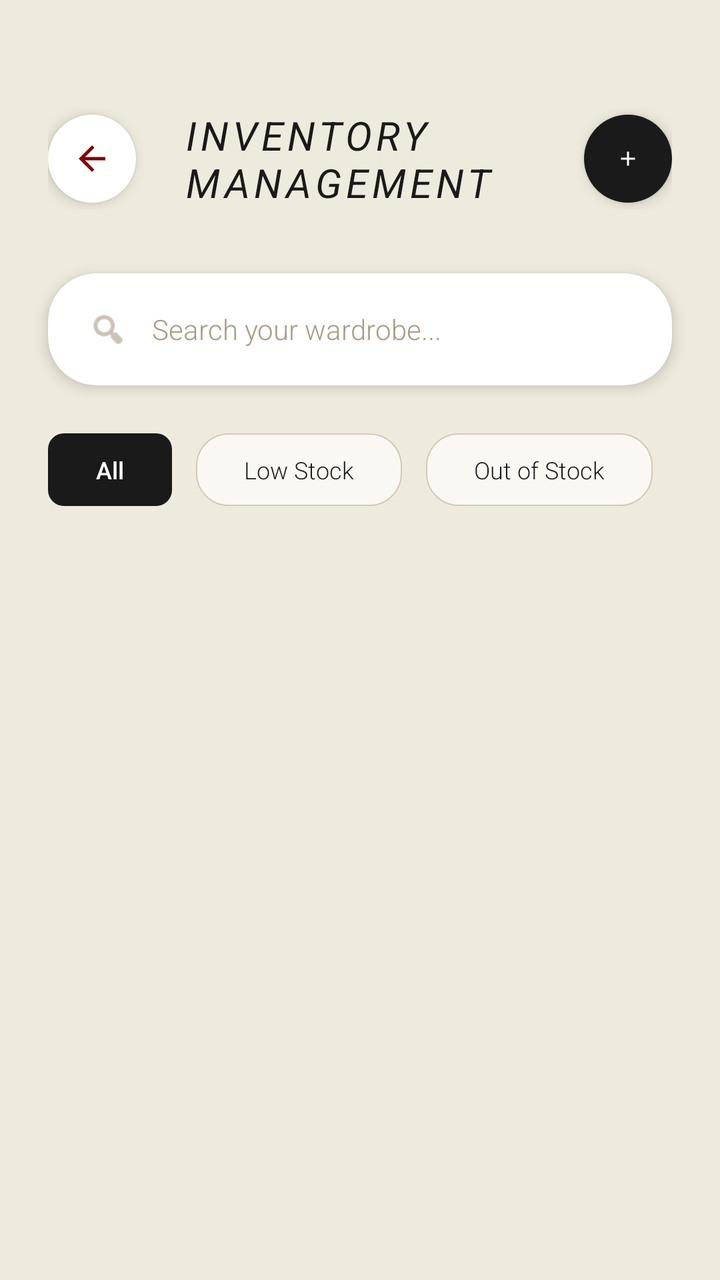
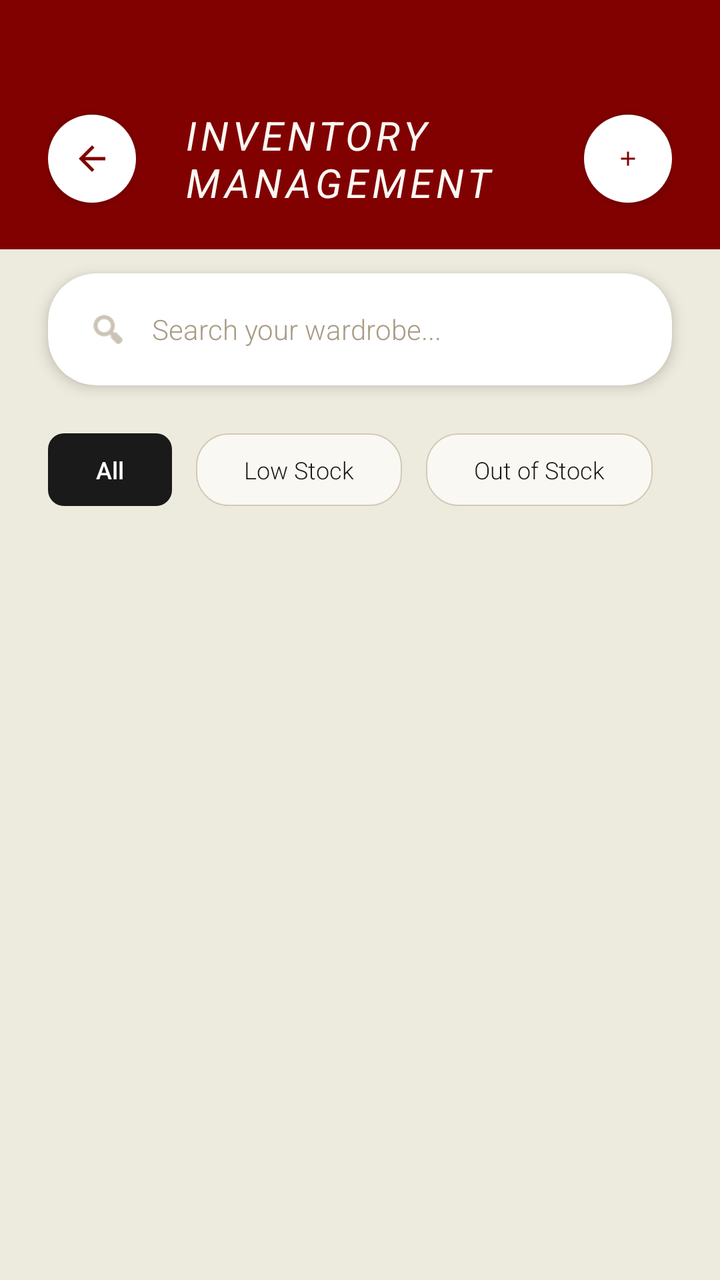

Two renders of the same Android screen: before a commit and after it. Below are the layout's source before the change and the commit's diff.
<!-- AndroidManifest.xml: activity theme Theme.Saive -->
<!-- res/layout/activity_inventory_management.xml -->
<?xml version="1.0" encoding="utf-8"?>
<androidx.constraintlayout.widget.ConstraintLayout xmlns:android="http://schemas.android.com/apk/res/android"
    xmlns:app="http://schemas.android.com/apk/res-auto"
    xmlns:tools="http://schemas.android.com/tools"
    android:layout_width="match_parent"
    android:layout_height="match_parent"
    android:background="@color/colorCotton"
    tools:context=".ui.InventoryManagementActivity">

    
    <LinearLayout
        android:id="@+id/toolbar"
        android:layout_width="match_parent"
        android:layout_height="wrap_content"
        android:orientation="horizontal"
        android:paddingHorizontal="24dp"
        android:paddingTop="54dp"
        android:paddingBottom="20dp"
        android:gravity="center_vertical"
        app:layout_constraintTop_toTopOf="parent">

        <ImageButton
            android:id="@+id/btnBack"
            android:layout_width="44dp"
            android:layout_height="44dp"
            android:background="@drawable/bg_circle_white"
            android:elevation="4dp"
            android:padding="12dp"
            android:scaleType="centerInside"
            android:src="@drawable/ic_back"
            app:tint="@color/colorMaroon" />

        <TextView
            android:layout_width="0dp"
            android:layout_height="wrap_content"
            android:layout_weight="1"
            android:layout_marginStart="24dp"
            android:text="@string/admin_inventory_title"
            style="@style/TextAppearance.Saive.SectionHeader"
            android:textSize="20sp"
            android:textColor="@color/colorNoirBlack"
            android:fontFamily="serif"
            android:textStyle="italic"
            android:textAllCaps="true"
            android:letterSpacing="0.1" />

        <ImageButton
            android:id="@+id/btnAddProduct"
            android:layout_width="44dp"
            android:layout_height="44dp"
            android:background="@drawable/bg_circle_black"
            android:elevation="4dp"
            android:padding="12dp"
            android:scaleType="centerInside"
            android:src="@drawable/ic_plus"
            app:tint="@color/white" />
    </LinearLayout>

    
    <com.google.android.material.card.MaterialCardView
        android:id="@+id/searchCard"
        android:layout_width="match_parent"
        android:layout_height="wrap_content"
        android:layout_marginHorizontal="24dp"
        android:layout_marginTop="12dp"
        app:cardCornerRadius="24dp"
        app:cardElevation="4dp"
        app:strokeWidth="0dp"
        app:cardBackgroundColor="@color/white"
        app:layout_constraintTop_toBottomOf="@id/toolbar">

        <LinearLayout
            android:layout_width="match_parent"
            android:layout_height="56dp"
            android:orientation="horizontal"
            android:gravity="center_vertical"
            android:paddingHorizontal="20dp">

            <ImageView
                android:layout_width="20dp"
                android:layout_height="20dp"
                android:src="@android:drawable/ic_menu_search"
                app:tint="@color/colorSand" />

            <EditText
                android:id="@+id/etSearchInventory"
                android:layout_width="match_parent"
                android:layout_height="match_parent"
                android:background="@android:color/transparent"
                android:hint="@string/search_hint"
                android:paddingStart="12dp"
                android:textSize="14sp"
                android:textColor="@color/colorNoirBlack"
                android:textColorHint="@color/colorSand"
                android:fontFamily="sans-serif-light" />
        </LinearLayout>
    </com.google.android.material.card.MaterialCardView>

    
    <HorizontalScrollView
        android:id="@+id/filterScroll"
        android:layout_width="match_parent"
        android:layout_height="wrap_content"
        android:layout_marginTop="24dp"
        android:scrollbars="none"
        android:clipToPadding="false"
        app:layout_constraintTop_toBottomOf="@id/searchCard">

        <LinearLayout
            android:layout_width="wrap_content"
            android:layout_height="wrap_content"
            android:orientation="horizontal"
            android:paddingHorizontal="24dp">

            <TextView
                android:layout_width="wrap_content"
                android:layout_height="wrap_content"
                android:text="@string/cat_all"
                android:paddingVertical="10dp"
                android:paddingHorizontal="24dp"
                android:background="@drawable/bg_rounded_black_12dp"
                android:textColor="@color/white"
                android:textSize="12sp"
                android:fontFamily="sans-serif-medium"
                android:layout_marginEnd="12dp"/>

            <TextView
                android:layout_width="wrap_content"
                android:layout_height="wrap_content"
                android:text="Low Stock"
                android:paddingVertical="10dp"
                android:paddingHorizontal="24dp"
                android:background="@drawable/bg_material_card"
                android:textColor="@color/colorNoirBlack"
                android:textSize="12sp"
                android:fontFamily="sans-serif-light"
                android:layout_marginEnd="12dp"/>

            <TextView
                android:layout_width="wrap_content"
                android:layout_height="wrap_content"
                android:text="Out of Stock"
                android:paddingVertical="10dp"
                android:paddingHorizontal="24dp"
                android:background="@drawable/bg_material_card"
                android:textColor="@color/colorNoirBlack"
                android:textSize="12sp"
                android:fontFamily="sans-serif-light"/>
        </LinearLayout>
    </HorizontalScrollView>

    <androidx.recyclerview.widget.RecyclerView
        android:id="@+id/rvInventory"
        android:layout_width="match_parent"
        android:layout_height="0dp"
        android:layout_marginTop="16dp"
        android:paddingHorizontal="24dp"
        android:clipToPadding="false"
        android:overScrollMode="never"
        app:layout_constraintTop_toBottomOf="@id/filterScroll"
        app:layout_constraintBottom_toBottomOf="parent" />

</androidx.constraintlayout.widget.ConstraintLayout>
<!-- resources referenced by this layout -->
<resources>
  <color name="colorCotton">#EDEBDD</color>
  <color name="colorMaroon">#810100</color>
  <color name="colorNoirBlack">#1A1A1A</color>
  <color name="colorSand">#A89B85</color>
  <color name="white">#FFFFFFFF</color>
  <!-- drawable bg_circle_black (drawable) -->
  <?xml version="1.0" encoding="utf-8"?>
  <shape xmlns:android="http://schemas.android.com/apk/res/android"
      android:shape="oval">
      <solid android:color="@color/colorNoirBlack" />
      <size android:width="12dp" android:height="12dp" />
  </shape>
  <!-- drawable bg_circle_white (drawable) -->
  <?xml version="1.0" encoding="utf-8"?>
  <shape xmlns:android="http://schemas.android.com/apk/res/android">
      <solid android:color="@color/white" />
      <corners android:radius="1000dp" />
  </shape>
  <!-- drawable bg_material_card (drawable) -->
  <?xml version="1.0" encoding="utf-8"?>
  <shape xmlns:android="http://schemas.android.com/apk/res/android">
      <solid android:color="@color/colorIvory" />
      <stroke
          android:width="0.5dp"
          android:color="@color/colorLinen" />
      <corners android:radius="16dp" />
  </shape>
  <!-- drawable bg_rounded_black_12dp (drawable) -->
  <?xml version="1.0" encoding="utf-8"?>
  <shape xmlns:android="http://schemas.android.com/apk/res/android">
      <solid android:color="@color/colorNoirBlack" />
      <corners android:radius="8dp" />
  </shape>
  <!-- drawable ic_back (drawable) -->
  <vector xmlns:android="http://schemas.android.com/apk/res/android"
      android:width="24dp"
      android:height="24dp"
      android:viewportWidth="24"
      android:viewportHeight="24">
      <path
          android:fillColor="#000000"
          android:pathData="M20,11H7.83l5.59,-5.59L12,4l-8,8l8,8l1.41,-1.41L7.83,13H20V11Z" />
  </vector>
  <!-- drawable ic_plus (drawable) -->
  <vector xmlns:android="http://schemas.android.com/apk/res/android"
      android:width="12dp"
      android:height="12dp"
      android:viewportWidth="24"
      android:viewportHeight="24">
      <path
          android:fillColor="#000000"
          android:pathData="M19,13H13V19H11V13H5V11H11V5H13V11H19V13Z" />
  </vector>
  <string name="admin_inventory_title">INVENTORY MANAGEMENT</string>
  <string name="cat_all">All</string>
  <string name="search_hint">Search your wardrobe...</string>
  <style name="TextAppearance.Saive.SectionHeader" parent="TextAppearance.Saive.Header">
          <item name="android:textSize">@dimen/text_size_h3</item>
          <item name="android:textStyle">normal</item>
          <item name="android:textAllCaps">false</item>
      </style>
  <style name="Theme.Saive" parent="Base.Theme.Saive" />
  <color name="colorIvory">#FAF8F3</color>
  <color name="colorLinen">#D4C9B8</color>
  <style name="TextAppearance.Saive.Header" parent="TextAppearance.MaterialComponents.Headline3">
          <item name="android:fontFamily">serif</item>
          <item name="android:textStyle">italic</item>
          <item name="android:textSize">@dimen/text_size_h1</item>
          <item name="android:textColor">@color/colorNoirBlack</item>
          <item name="android:letterSpacing">0.02</item>
      </style>
  <dimen name="text_size_h3">20sp</dimen>
  <dimen name="text_size_h1">28sp</dimen>
  <style name="TextAppearance.Saive.Thin" parent="TextAppearance.MaterialComponents.Body1">
          <item name="android:fontFamily">sans-serif-light</item>
          <item name="android:letterSpacing">0.05</item>
      </style>
  <style name="TextAppearance.Saive.Light" parent="TextAppearance.MaterialComponents.Body2">
          <item name="android:fontFamily">sans-serif-light</item>
      </style>
  <style name="TextAppearance.Saive.Label" parent="TextAppearance.Saive.Thin">
          <item name="android:fontFamily">sans-serif-medium</item>
          <item name="android:textSize">@dimen/text_size_tiny</item>
          <item name="android:textColor">@color/colorNoirBlack</item>
          <item name="android:textAllCaps">true</item>
          <item name="android:letterSpacing">0.15</item>
      </style>
  <dimen name="text_size_tiny">10sp</dimen>
  <!-- unchanged entries left out for length: 1 -->
</resources>

<!-- the commit's change to res/layout/activity_inventory_management.xml (unified diff, before → after) -->
@@ -17,6 +17,7 @@
         android:paddingTop="54dp"
         android:paddingBottom="20dp"
         android:gravity="center_vertical"
+        android:background="@color/colorMaroon"
         app:layout_constraintTop_toTopOf="parent">
 
         <ImageButton
@@ -31,29 +32,29 @@
             app:tint="@color/colorMaroon" />
 
         <TextView
+            style="@style/TextAppearance.Saive.SectionHeader"
             android:layout_width="0dp"
             android:layout_height="wrap_content"
+            android:layout_marginStart="24dp"
             android:layout_weight="1"
-            android:layout_marginStart="24dp"
+            android:fontFamily="serif"
+            android:letterSpacing="0.1"
             android:text="@string/admin_inventory_title"
-            style="@style/TextAppearance.Saive.SectionHeader"
+            android:textAllCaps="true"
+            android:textColor="@color/colorIvory"
             android:textSize="20sp"
-            android:textColor="@color/colorNoirBlack"
-            android:fontFamily="serif"
-            android:textStyle="italic"
-            android:textAllCaps="true"
-            android:letterSpacing="0.1" />
+            android:textStyle="italic" />
 
         <ImageButton
             android:id="@+id/btnAddProduct"
             android:layout_width="44dp"
             android:layout_height="44dp"
-            android:background="@drawable/bg_circle_black"
+            android:background="@drawable/bg_circle_white"
             android:elevation="4dp"
             android:padding="12dp"
             android:scaleType="centerInside"
             android:src="@drawable/ic_plus"
-            app:tint="@color/white" />
+            app:tint="@color/colorMaroon" />
     </LinearLayout>
 
     
<!-- resource entries referenced after the edit -->
@@ -5,13 +5,6 @@
   <color name="colorNoirBlack">#1A1A1A</color>
   <color name="colorSand">#A89B85</color>
   <color name="white">#FFFFFFFF</color>
-  <!-- drawable bg_circle_black (drawable) -->
-  <?xml version="1.0" encoding="utf-8"?>
-  <shape xmlns:android="http://schemas.android.com/apk/res/android"
-      android:shape="oval">
-      <solid android:color="@color/colorNoirBlack" />
-      <size android:width="12dp" android:height="12dp" />
-  </shape>
   <!-- drawable bg_circle_white (drawable) -->
   <?xml version="1.0" encoding="utf-8"?>
   <shape xmlns:android="http://schemas.android.com/apk/res/android">
